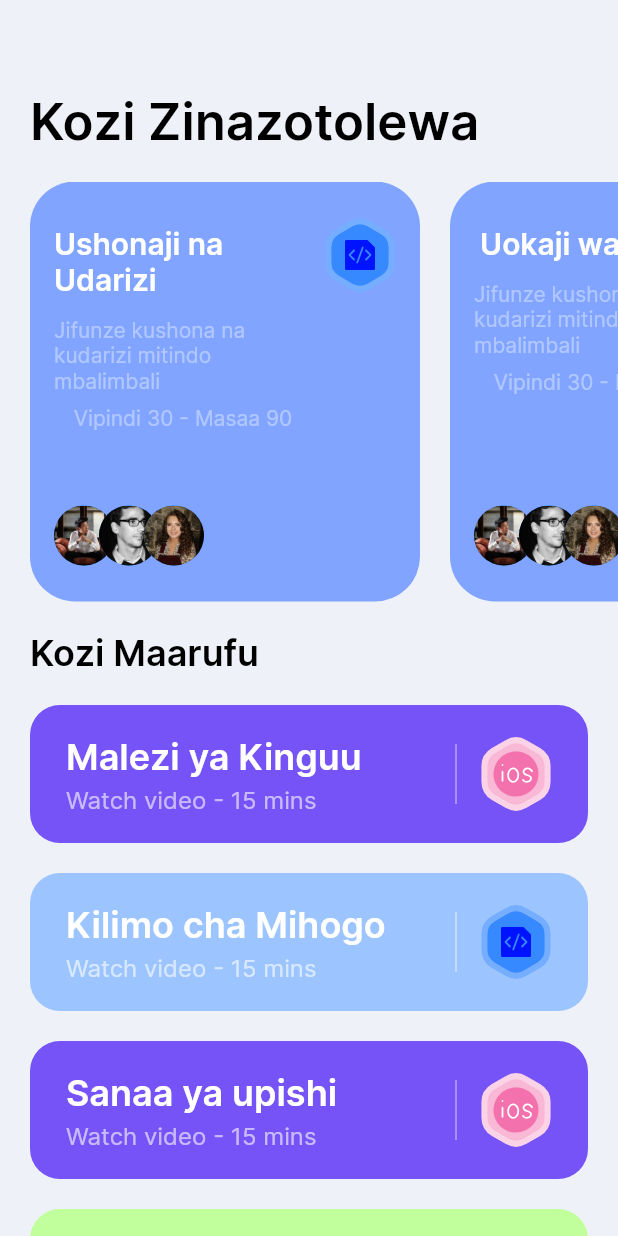
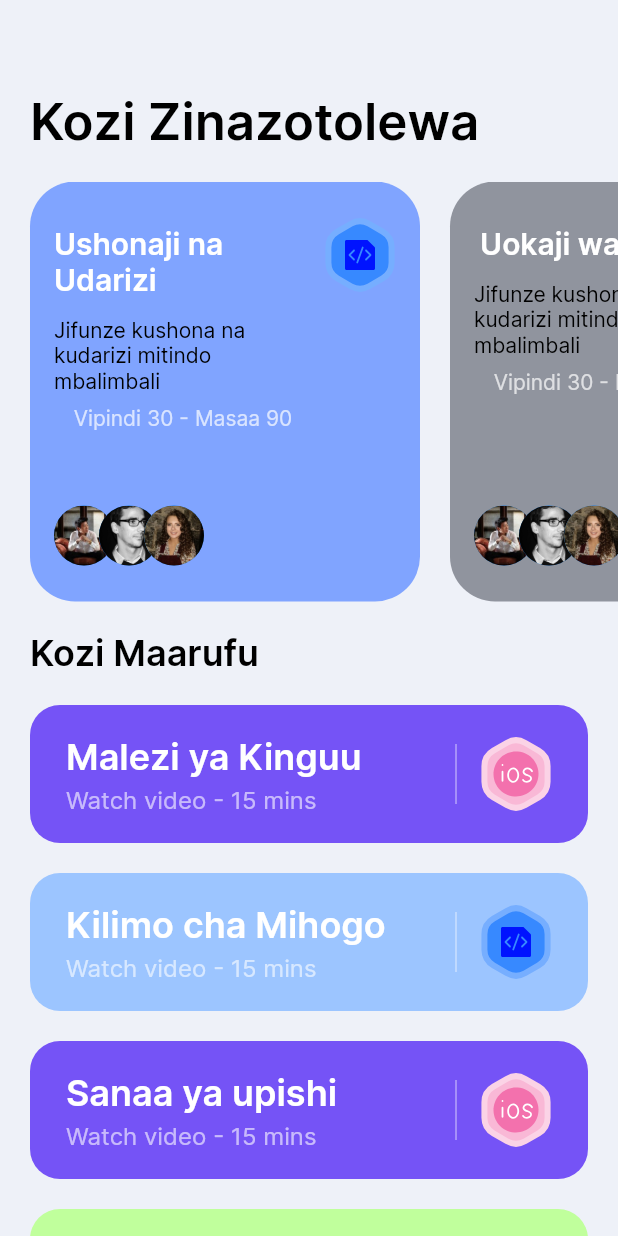
Before and after one commit to JohnGastone/Skilika, a Flutter app: the HomePage screen opened directly, on a phone screen of 412 x 824 dp. Run offline on Flutter 3.47's test engine with Material 2 defaults, Android fonts, the light colour scheme and no system bars; our stand-ins replace flutter_svg, rive.

```diff
--- a/lib/model/course.dart
+++ b/lib/model/course.dart
@@ -17,21 +17,42 @@ class Course {
 final List<Course> courses = [
   Course(
     title: "Ushonaji na Udarizi",
+    description: "",
     iconSrc: "assets/icons/code.svg",
     color: const Color(0xFF80A4FF),
   ),
   Course(
     title: "Uokaji wa Mikate",
     iconSrc: "assets/icons/code.svg",
-    color: const Color(0xFF80A4FF),
+    color: Color.fromARGB(255, 144, 148, 158),
   ),
   Course(
     title: "Ufundi Uashi",
     iconSrc: "assets/icons/code.svg",
+    color: Color.fromARGB(255, 234, 128, 255),
+  ),
+  Course(
+    title: "Upambaji na Upishi",
+    iconSrc: "assets/icons/code.svg",
+    color: Color.fromARGB(255, 227, 11, 235),
+  ),
+  Course(
+    title: "Utengenezaji Vifungashio",
+    iconSrc: "assets/icons/code.svg",
+    color: Color.fromARGB(255, 128, 247, 255),
+  ),
+  Course(
+    title: "Usindikaji wa maziwa",
+    iconSrc: "assets/icons/code.svg",
     color: const Color(0xFF80A4FF),
   ),
   Course(
-    title: "Upambaji na Upishi",
+    title: "Usafi wa majumbani",
+    iconSrc: "assets/icons/code.svg",
+    color: const Color(0xFF80A4FF),
+  ),
+  Course(
+    title: "Utunzaji wa bustani",
     iconSrc: "assets/icons/code.svg",
     color: Color.fromARGB(255, 251, 128, 255),
   ),
--- a/lib/screens/entryPoint/components/animated_bar.dart
+++ b/lib/screens/entryPoint/components/animated_bar.dart
@@ -18,7 +18,7 @@ class AnimatedBar extends StatelessWidget {
       decoration: const BoxDecoration(
           color: Color(0xFF81B4FF),
           borderRadius: BorderRadius.all(
-            Radius.circular(12),
+            Radius.circular(15),
           )),
     );
   }
--- a/lib/screens/home/components/course_card.dart
+++ b/lib/screens/home/components/course_card.dart
@@ -39,17 +39,17 @@ class CourseCard extends StatelessWidget {
                   ),
                   Padding(
                     padding: const EdgeInsets.only(top: 12, bottom: 8),
-                    child: Text(
+                    child: const Text(
                       "Jifunze kushona na kudarizi mitindo mbalimbali",
                       style: TextStyle(
-                        color: Colors.white38,
+                        color: Colors.black,
                       ),
                     ),
                   ),
-                  Text(
+                  const Text(
                     "Vipindi 30 - Masaa 90",
                     style: TextStyle(
-                      color: Colors.white38,
+                      color: Colors.white70,
                     ),
                   ),
                   Spacer(),
--- a/lib/screens/onboarding/components/sign_in_dialog.dart
+++ b/lib/screens/onboarding/components/sign_in_dialog.dart
@@ -124,6 +124,9 @@ void showCustomDialog(BuildContext context, {required ValueChanged onValue}) {
                     ],
                   ),
                 ),
+                SizedBox(
+                        height: 10,
+                      ),
                 const Positioned(
                   left: 0,
                   right: 0,
--- a/lib/screens/onboarding/onboarding_screen.dart
+++ b/lib/screens/onboarding/onboarding_screen.dart
@@ -82,11 +82,11 @@ class _OnbodingScreenState extends State<OnbodingScreen> {
                               height: 1.2,
                             ),
                           ),
-                          SizedBox(height: 26),
+                          SizedBox(height: 30),
                           Text(
                             "Usingoje.\n  Usisubiri..\n    Agiza na Uletewe...",
                             style: TextStyle(
-                                fontSize: 20, fontWeight: FontWeight.w300
+                                fontSize: 25, fontWeight: FontWeight.w500
                                 //   fontFamily: 'poppins',
                                 //   height: 0.1,
                                 //   // fontWeight: FontWeight.w200
@@ -107,7 +107,7 @@ class _OnbodingScreenState extends State<OnbodingScreen> {
                         _btnAnimationController.isActive = true;
 
                         Future.delayed(
-                          const Duration(milliseconds: 800),
+                          const Duration(milliseconds: 500),
                           () {
                             setState(() {
                               isShowSignInDialog = true;
```
Also changed, not shown: lib/screens/onboarding/components/sign_in_form.dart (+25 -0 lines), assets/icons/developer.png (added).
